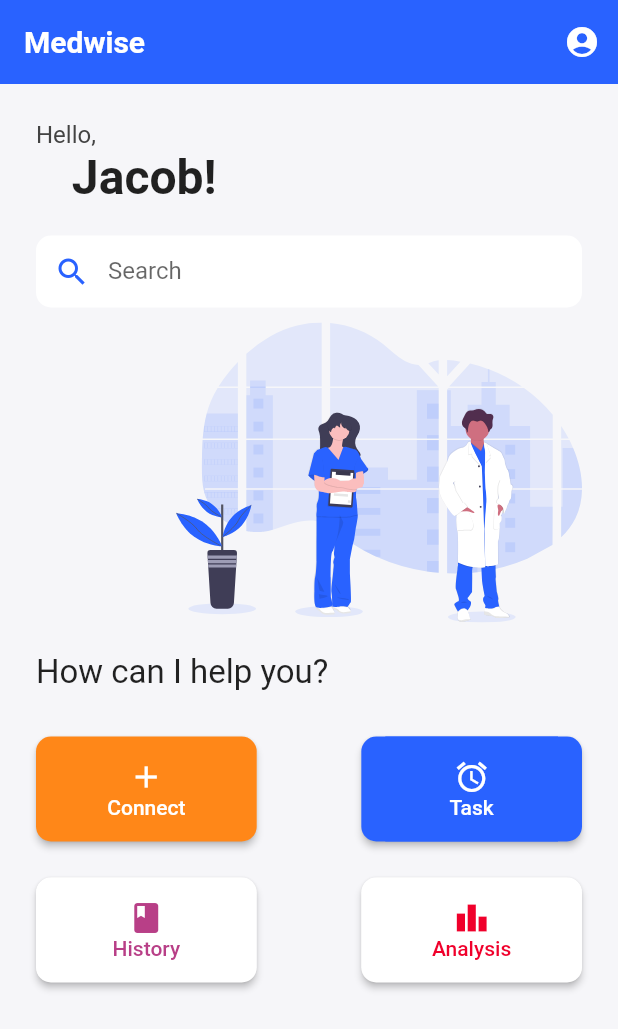
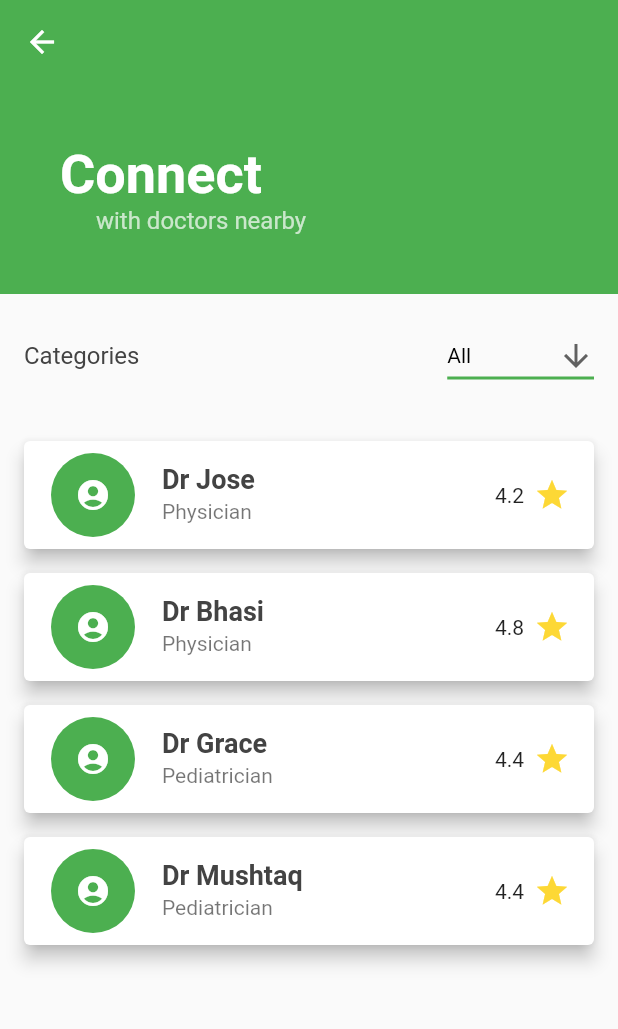
Before and after one commit to NavaneethRenjith/Medwise, a Flutter app: the screen it shows after launch, after a tap on "Connect", on a phone screen of 412 x 824 dp. Shown: the top 1029 px of the screen. Run offline on Flutter 3.47's test engine with Material 2 defaults, Android fonts, the phone set to English and light mode, and no system bars; our stand-ins replace flutter_svg.

Commit message:
connect page added

```diff
--- a/Medwise/lib/main.dart
+++ b/Medwise/lib/main.dart
@@ -13,6 +13,7 @@ class MyApp extends StatelessWidget {
       title: 'Medwise',
       theme: ThemeData(
         primaryColor: Color.fromRGBO(41, 98, 255, 1),
+        accentColor: Colors.green,
         textTheme: ThemeData.light().textTheme.copyWith(
               headline6: TextStyle(
                 fontSize: 18,
--- /dev/null
+++ b/Medwise/lib/models/doctor.dart
@@ -0,0 +1,14 @@
+class Doctor {
+  final String name;
+  final String specialization;
+  final String qualification;
+  final double rating;
+  final String description;
+
+  Doctor(
+      {this.name,
+      this.specialization,
+      this.qualification,
+      this.rating,
+      this.description});
+}
--- /dev/null
+++ b/Medwise/lib/screens/connect_page.dart
@@ -0,0 +1,138 @@
+import 'package:flutter/material.dart';
+
+import '../widgets/doctors_list.dart';
+import '../models/doctor.dart';
+
+class ConnectPage extends StatefulWidget {
+  @override
+  _ConnectPageState createState() => _ConnectPageState();
+}
+
+class _ConnectPageState extends State<ConnectPage> {
+  var doctorCategory = 'All';
+  final List<Doctor> _allDoctorsList = [
+    Doctor(
+      name: 'Dr Jose',
+      specialization: 'Physician',
+      qualification: 'MBBS',
+      rating: 4.2,
+      description: 'X years of experience. Currently working at blah blah blah',
+    ),
+    Doctor(
+      name: 'Dr Bhasi',
+      specialization: 'Physician',
+      qualification: 'MBBS',
+      rating: 4.8,
+      description: 'Z years of experience. Currently working at blah blah blah',
+    ),
+    Doctor(
+      name: 'Dr Grace',
+      specialization: 'Pediatrician',
+      qualification: 'MBBS',
+      rating: 4.4,
+      description: 'X years of experience. Currently working at blah blah blah',
+    ),
+    Doctor(
+      name: 'Dr Mushtaq',
+      specialization: 'Pediatrician',
+      qualification: 'MBBS',
+      rating: 4.4,
+      description: 'X years of experience. Currently working at blah blah blah',
+    ),
+  ];
+
+  @override
+  Widget build(BuildContext context) {
+    return Scaffold(
+      appBar: AppBar(
+        elevation: 0,
+        backgroundColor: Theme.of(context).accentColor,
+      ),
+      body: Container(
+        child: Column(
+          children: [
+            Container(
+              // Connect Heading Section
+              height: 140,
+              width: MediaQuery.of(context).size.width,
+              color: Theme.of(context).accentColor,
+              padding: EdgeInsets.only(left: 40),
+              child: Column(
+                crossAxisAlignment: CrossAxisAlignment.start,
+                mainAxisAlignment: MainAxisAlignment.center,
+                children: [
+                  Text(
+                    'Connect',
+                    style: TextStyle(
+                      color: Colors.white,
+                      fontSize: 36,
+                      fontWeight: FontWeight.bold,
+                    ),
+                  ),
+                  Padding(
+                    padding: const EdgeInsets.only(left: 24),
+                    child: Text(
+                      'with doctors nearby',
+                      style: TextStyle(
+                        color: Colors.white70,
+                        fontSize: 16,
+                      ),
+                    ),
+                  ),
+                ],
+              ),
+            ),
+            Padding(
+              padding: EdgeInsets.all(16),
+              child: Column(
+                crossAxisAlignment: CrossAxisAlignment.start,
+                children: [
+                  Container(
+                    // Categories section
+                    height: 50,
+                    child: Row(
+                      children: [
+                        Expanded(
+                          child: Text('Categories',
+                              style: Theme.of(context).textTheme.subtitle1),
+                        ),
+                        DropdownButton<String>(
+                          value: doctorCategory,
+                          icon: Icon(Icons.arrow_downward),
+                          iconSize: 24,
+                          elevation: 16,
+                          style: TextStyle(color: Colors.black),
+                          underline: Container(
+                            height: 2,
+                            color: Theme.of(context).accentColor,
+                          ),
+                          onChanged: (String newValue) {
+                            setState(() {
+                              doctorCategory = newValue;
+                            });
+                          },
+                          items: <String>[
+                            'All',
+                            'Physician',
+                            'Pediatrician',
+                            'Other'
+                          ].map<DropdownMenuItem<String>>((String value) {
+                            return DropdownMenuItem<String>(
+                              value: value,
+                              child: Text(value),
+                            );
+                          }).toList(),
+                        ),
+                      ],
+                    ),
+                  ),
+                  DoctorsList(_allDoctorsList),
+                ],
+              ),
+            )
+          ],
+        ),
+      ),
+    );
+  }
+}
--- a/Medwise/lib/screens/home_page.dart
+++ b/Medwise/lib/screens/home_page.dart
@@ -1,8 +1,9 @@
 import 'package:flutter/material.dart';
+import 'package:flutter_svg/flutter_svg.dart';
 
 import '../screens/task_page.dart';
-
-import 'package:flutter_svg/flutter_svg.dart';
+import './connect_page.dart';
+import './profile_page.dart';
 
 class HomePage extends StatelessWidget {
   @override
@@ -19,7 +20,10 @@ class HomePage extends StatelessWidget {
               icon: Icon(
                 Icons.account_circle_sharp,
               ),
-              onPressed: () {}),
+              onPressed: () {
+                Navigator.push(context,
+                    MaterialPageRoute(builder: (context) => ProfilePage()));
+              }),
         ],
       ),
       backgroundColor: Color(0xfff6f6f9),
@@ -111,8 +115,14 @@ class HomePage extends StatelessWidget {
                         shape: RoundedRectangleBorder(
                           borderRadius: BorderRadius.circular(10.0),
                         ),
-                        color: Color(0xffff8718),
-                        onPressed: () {},
+                        color: Colors.green,
+                        onPressed: () {
+                          Navigator.push(
+                            context,
+                            MaterialPageRoute(
+                                builder: (context) => ConnectPage()),
+                          );
+                        },
                         child: Container(
                           width: 140,
                           height: 70,
--- /dev/null
+++ b/Medwise/lib/widgets/doctors_list.dart
@@ -0,0 +1,62 @@
+import 'package:flutter/material.dart';
+
+import '../models/doctor.dart';
+
+class DoctorsList extends StatelessWidget {
+  final List<Doctor> _allDoctorsList;
+
+  DoctorsList(this._allDoctorsList); // from connect_page.dart
+
+  // List<Doctor> get _physicianDoctors {
+  //   return _allDoctorsList.where((doctor) {
+  //     if (doctor.specialization.compareTo('physician') == 0) return true;
+  //   }).toList();
+  // }
+
+  @override
+  Widget build(BuildContext context) {
+    return Container(
+      height: 500,
+      margin: EdgeInsets.only(top: 16),
+      child: ListView.builder(
+          itemCount: _allDoctorsList.length,
+          itemBuilder: (ctx, index) {
+            return Card(
+              margin: EdgeInsets.only(top: 16),
+              elevation: 5,
+              child: ListTile(
+                leading: CircleAvatar(
+                  radius: 30,
+                  child: Icon(
+                    Icons.account_circle,
+                    color: Colors.white,
+                  ),
+                  backgroundColor: Theme.of(context).accentColor,
+                ),
+                title: Text(
+                  _allDoctorsList[index].name,
+                  style: TextStyle(
+                    fontSize: 18,
+                    fontWeight: FontWeight.bold,
+                  ),
+                ),
+                subtitle: Text(_allDoctorsList[index].specialization),
+                trailing: Container(
+                  width: 50,
+                  child: Row(
+                    mainAxisAlignment: MainAxisAlignment.spaceBetween,
+                    children: [
+                      Text(_allDoctorsList[index].rating.toString()),
+                      Icon(
+                        Icons.star,
+                        color: Colors.yellow[600],
+                      ),
+                    ],
+                  ),
+                ),
+              ),
+            );
+          }),
+    );
+  }
+}
```
Also changed, not shown: Medwise/lib/Components/taskListTile.dart (deleted, +0 -111 lines), Medwise/lib/screens/profile_page.dart (added, +14 -0 lines), Medwise/lib/widgets/task_list.dart (+25 -39 lines).
